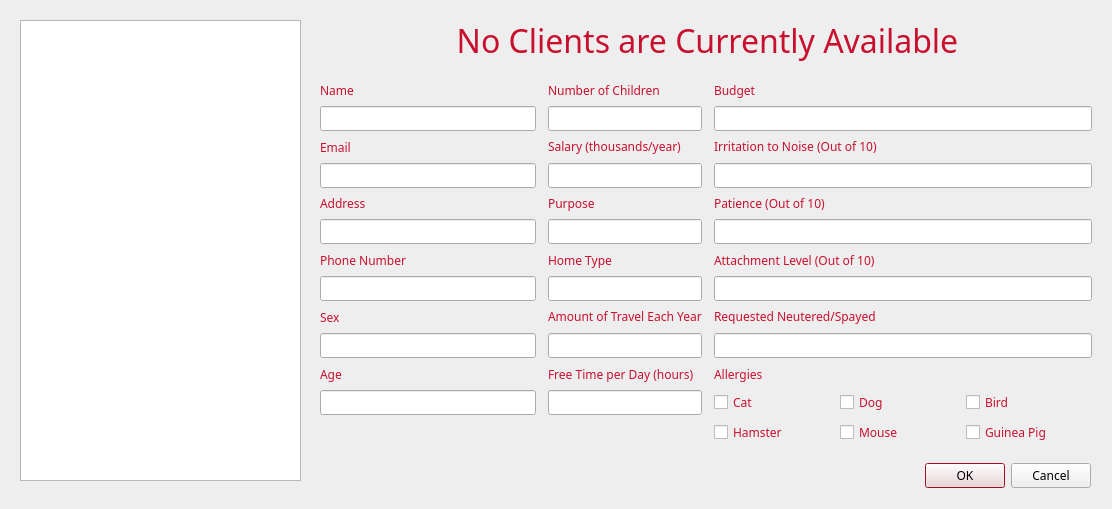
First picture: the form in cuACS/viewclients.ui, repository cameronhawtin/Animal-Farm-cuACS, before the edit.
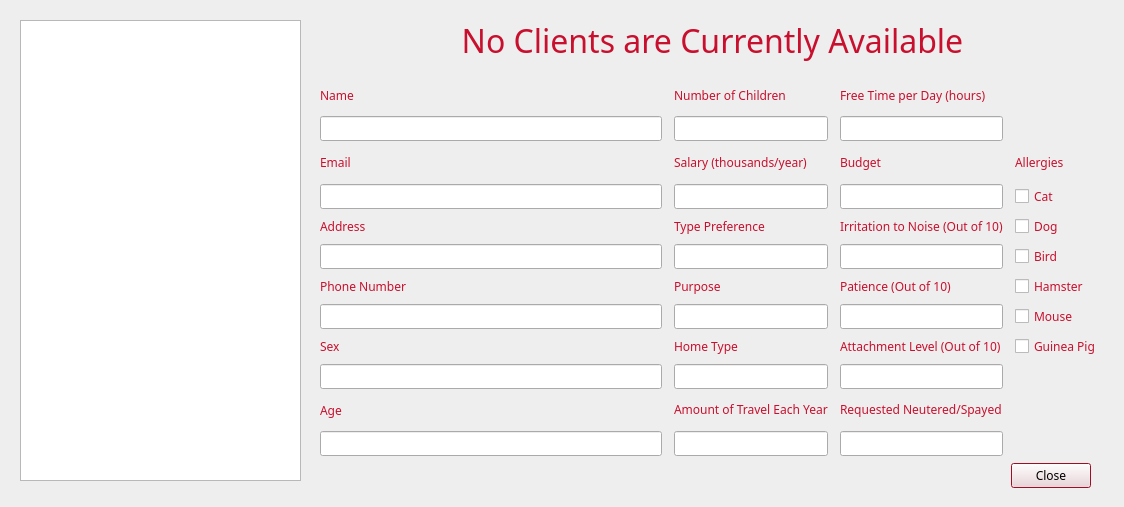
Second picture: the form after the edit.

Diff of the .ui file:
```diff
--- a/cuACS/viewclients.ui
+++ b/cuACS/viewclients.ui
@@ -6,8 +6,8 @@
    <rect>
     <x>0</x>
     <y>0</y>
-    <width>1112</width>
-    <height>509</height>
+    <width>1124</width>
+    <height>507</height>
    </rect>
   </property>
   <property name="palette">
@@ -176,7 +176,7 @@
     <enum>Qt::Horizontal</enum>
    </property>
    <property name="standardButtons">
-    <set>QDialogButtonBox::Cancel|QDialogButtonBox::Ok</set>
+    <set>QDialogButtonBox::Close</set>
    </property>
   </widget>
   <widget class="QListWidget" name="viewClientsListWidget">
@@ -194,60 +194,79 @@
     <rect>
      <x>320</x>
      <y>80</y>
-     <width>772</width>
-     <height>364</height>
+     <width>781</width>
+     <height>376</height>
     </rect>
    </property>
-   <layout class="QGridLayout" name="gridLayout" columnstretch="4,1,7">
+   <layout class="QGridLayout" name="gridLayout" columnstretch="3,0,0,0">
     <property name="horizontalSpacing">
      <number>12</number>
     </property>
-    <item row="2" column="0">
-     <widget class="QLabel" name="nameLabel_4">
-      <property name="enabled">
-       <bool>true</bool>
-      </property>
-      <property name="text">
-       <string>Email</string>
-      </property>
-     </widget>
-    </item>
-    <item row="5" column="1">
-     <widget class="QLineEdit" name="purposeLineEdit"/>
-    </item>
-    <item row="3" column="1">
-     <widget class="QLineEdit" name="salaryLineEdit"/>
-    </item>
     <item row="4" column="1">
-     <widget class="QLabel" name="purposeLabel">
+     <widget class="QLabel" name="typePreferenceLabel">
       <property name="enabled">
        <bool>true</bool>
       </property>
       <property name="text">
-       <string>Purpose</string>
+       <string>&lt;html&gt;&lt;head/&gt;&lt;body&gt;&lt;p&gt;Type Preference&lt;/p&gt;&lt;/body&gt;&lt;/html&gt;</string>
       </property>
      </widget>
     </item>
-    <item row="6" column="2">
-     <widget class="QLabel" name="attachmentLabel">
+    <item row="9" column="2">
+     <widget class="QLineEdit" name="attachmentLineEdit_2"/>
+    </item>
+    <item row="8" column="3">
+     <widget class="QCheckBox" name="guineapigAllergyCheckBox">
       <property name="enabled">
-       <bool>true</bool>
+       <bool>false</bool>
       </property>
       <property name="text">
-       <string>Attachment Level (Out of 10)</string>
+       <string>Guinea Pig</string>
       </property>
      </widget>
     </item>
-    <item row="2" column="2">
-     <widget class="QLabel" name="irritationLabel">
+    <item row="9" column="1">
+     <widget class="QLineEdit" name="homeLineEdit"/>
+    </item>
+    <item row="7" column="1">
+     <widget class="QLineEdit" name="purposeLineEdit"/>
+    </item>
+    <item row="5" column="2">
+     <widget class="QLineEdit" name="irritationLineEdit"/>
+    </item>
+    <item row="1" column="1">
+     <widget class="QLineEdit" name="childrenLineEdit">
       <property name="enabled">
        <bool>true</bool>
       </property>
+     </widget>
+    </item>
+    <item row="5" column="3">
+     <widget class="QCheckBox" name="birdAllergyCheckBox">
+      <property name="enabled">
+       <bool>false</bool>
+      </property>
       <property name="text">
-       <string>&lt;html&gt;&lt;head/&gt;&lt;body&gt;&lt;p&gt;Irritation to Noise (Out of 10)&lt;/p&gt;&lt;/body&gt;&lt;/html&gt;</string>
+       <string>Bird</string>
       </property>
      </widget>
     </item>
+    <item row="1" column="2">
+     <widget class="QLineEdit" name="freeTimeLineEdit"/>
+    </item>
+    <item row="7" column="3">
+     <widget class="QCheckBox" name="mouseAllergyCheckBox">
+      <property name="enabled">
+       <bool>false</bool>
+      </property>
+      <property name="text">
+       <string>Mouse</string>
+      </property>
+     </widget>
+    </item>
+    <item row="11" column="2">
+     <widget class="QLineEdit" name="neuteredLineEdit"/>
+    </item>
     <item row="8" column="0">
      <widget class="QLabel" name="sexLabel_4">
       <property name="enabled">
@@ -258,8 +277,34 @@
       </property>
      </widget>
     </item>
+    <item row="10" column="2">
+     <widget class="QLabel" name="requireLabel">
+      <property name="enabled">
+       <bool>true</bool>
+      </property>
+      <property name="text">
+       <string>&lt;html&gt;&lt;head/&gt;&lt;body&gt;&lt;p&gt;Requested Neutered/Spayed&lt;/p&gt;&lt;/body&gt;&lt;/html&gt;</string>
+      </property>
+     </widget>
+    </item>
+    <item row="3" column="1">
+     <widget class="QLineEdit" name="salaryLineEdit"/>
+    </item>
+    <item row="4" column="3">
+     <widget class="QCheckBox" name="dogAllergyCheckBox">
+      <property name="enabled">
+       <bool>false</bool>
+      </property>
+      <property name="text">
+       <string>Dog</string>
+      </property>
+     </widget>
+    </item>
+    <item row="9" column="0">
+     <widget class="QLineEdit" name="sexLineEdit_2"/>
+    </item>
     <item row="7" column="2">
-     <widget class="QLineEdit" name="attachmentLineEdit_2"/>
+     <widget class="QLineEdit" name="patienceLineEdit"/>
     </item>
     <item row="11" column="0">
      <widget class="QLineEdit" name="ageLineEdit_2">
@@ -268,7 +313,53 @@
       </property>
      </widget>
     </item>
-    <item row="10" column="1">
+    <item row="8" column="2">
+     <widget class="QLabel" name="attachmentLabel">
+      <property name="enabled">
+       <bool>true</bool>
+      </property>
+      <property name="text">
+       <string>Attachment Level (Out of 10)</string>
+      </property>
+     </widget>
+    </item>
+    <item row="5" column="0">
+     <widget class="QLineEdit" name="addressLineEdit"/>
+    </item>
+    <item row="1" column="0">
+     <widget class="QLineEdit" name="nameLineEdit"/>
+    </item>
+    <item row="10" column="0">
+     <widget class="QLabel" name="ageLabel_7">
+      <property name="enabled">
+       <bool>true</bool>
+      </property>
+      <property name="text">
+       <string>Age</string>
+      </property>
+     </widget>
+    </item>
+    <item row="2" column="0">
+     <widget class="QLabel" name="nameLabel_4">
+      <property name="enabled">
+       <bool>true</bool>
+      </property>
+      <property name="text">
+       <string>Email</string>
+      </property>
+     </widget>
+    </item>
+    <item row="2" column="3">
+     <widget class="QLabel" name="allergicLabel_2">
+      <property name="enabled">
+       <bool>true</bool>
+      </property>
+      <property name="text">
+       <string>Allergies</string>
+      </property>
+     </widget>
+    </item>
+    <item row="0" column="2">
      <widget class="QLabel" name="freeTimeLabel">
       <property name="enabled">
        <bool>true</bool>
@@ -278,46 +369,20 @@
       </property>
      </widget>
     </item>
-    <item row="4" column="2">
-     <widget class="QLabel" name="labelPatience">
+    <item row="3" column="0">
+     <widget class="QLineEdit" name="emailLineEdit">
       <property name="enabled">
        <bool>true</bool>
       </property>
-      <property name="text">
-       <string>Patience (Out of 10)</string>
-      </property>
      </widget>
     </item>
-    <item row="3" column="2">
-     <widget class="QLineEdit" name="irritationLineEdit"/>
-    </item>
-    <item row="1" column="2">
-     <widget class="QLineEdit" name="budgetLineEdit">
+    <item row="0" column="0">
+     <widget class="QLabel" name="nameLabel">
       <property name="enabled">
        <bool>true</bool>
       </property>
-     </widget>
-    </item>
-    <item row="11" column="1">
-     <widget class="QLineEdit" name="freeTimeLineEdit"/>
-    </item>
-    <item row="6" column="0">
-     <widget class="QLabel" name="phoneLabel">
-      <property name="enabled">
-       <bool>true</bool>
-      </property>
       <property name="text">
-       <string>Phone Number</string>
-      </property>
-     </widget>
-    </item>
-    <item row="6" column="1">
-     <widget class="QLabel" name="homeTypeLabel">
-      <property name="enabled">
-       <bool>true</bool>
-      </property>
-      <property name="text">
-       <string>Home Type</string>
+       <string>Name</string>
       </property>
      </widget>
     </item>
@@ -331,29 +396,13 @@
       </property>
      </widget>
     </item>
-    <item row="0" column="2">
-     <widget class="QLabel" name="budgetLabel">
+    <item row="3" column="2">
+     <widget class="QLineEdit" name="budgetLineEdit">
       <property name="enabled">
        <bool>true</bool>
       </property>
-      <property name="text">
-       <string>Budget</string>
-      </property>
      </widget>
     </item>
-    <item row="8" column="2">
-     <widget class="QLabel" name="requireLabel">
-      <property name="enabled">
-       <bool>true</bool>
-      </property>
-      <property name="text">
-       <string>&lt;html&gt;&lt;head/&gt;&lt;body&gt;&lt;p&gt;Requested Neutered/Spayed&lt;/p&gt;&lt;/body&gt;&lt;/html&gt;</string>
-      </property>
-     </widget>
-    </item>
-    <item row="7" column="1">
-     <widget class="QLineEdit" name="homeLineEdit"/>
-    </item>
     <item row="4" column="0">
      <widget class="QLabel" name="addressLabel">
       <property name="enabled">
@@ -364,53 +413,6 @@
       </property>
      </widget>
     </item>
-    <item row="11" column="2">
-     <layout class="QHBoxLayout" name="horizontalLayout">
-      <item>
-       <widget class="QCheckBox" name="catAllergyCheckBox">
-        <property name="enabled">
-         <bool>false</bool>
-        </property>
-        <property name="text">
-         <string>Cat</string>
-        </property>
-       </widget>
-      </item>
-      <item>
-       <widget class="QCheckBox" name="dogAllergyCheckBox">
-        <property name="enabled">
-         <bool>false</bool>
-        </property>
-        <property name="text">
-         <string>Dog</string>
-        </property>
-       </widget>
-      </item>
-      <item>
-       <widget class="QCheckBox" name="birdAllergyCheckBox">
-        <property name="enabled">
-         <bool>false</bool>
-        </property>
-        <property name="text">
-         <string>Bird</string>
-        </property>
-       </widget>
-      </item>
-     </layout>
-    </item>
-    <item row="8" column="1">
-     <widget class="QLabel" name="travelLabel">
-      <property name="enabled">
-       <bool>true</bool>
-      </property>
-      <property name="text">
-       <string>&lt;html&gt;&lt;head/&gt;&lt;body&gt;&lt;p&gt;Amount of Travel Each Year&lt;/p&gt;&lt;/body&gt;&lt;/html&gt;</string>
-      </property>
-     </widget>
-    </item>
-    <item row="9" column="2">
-     <widget class="QLineEdit" name="neuteredLineEdit"/>
-    </item>
     <item row="2" column="1">
      <widget class="QLabel" name="salaryLabel">
       <property name="enabled">
@@ -421,101 +423,104 @@
       </property>
      </widget>
     </item>
-    <item row="10" column="2">
-     <widget class="QLabel" name="allergicLabel_2">
-      <property name="enabled">
-       <bool>true</bool>
-      </property>
-      <property name="text">
-       <string>Allergies</string>
-      </property>
-     </widget>
-    </item>
-    <item row="9" column="1">
-     <widget class="QLineEdit" name="travelLineEdit"/>
-    </item>
     <item row="7" column="0">
      <widget class="QLineEdit" name="phoneLineEdit"/>
     </item>
-    <item row="10" column="0">
-     <widget class="QLabel" name="ageLabel_7">
+    <item row="4" column="2">
+     <widget class="QLabel" name="irritationLabel">
       <property name="enabled">
        <bool>true</bool>
       </property>
       <property name="text">
-       <string>Age</string>
+       <string>&lt;html&gt;&lt;head/&gt;&lt;body&gt;&lt;p&gt;Irritation to Noise (Out of 10)&lt;/p&gt;&lt;/body&gt;&lt;/html&gt;</string>
       </property>
      </widget>
     </item>
-    <item row="1" column="1">
-     <widget class="QLineEdit" name="childrenLineEdit">
+    <item row="8" column="1">
+     <widget class="QLabel" name="homeTypeLabel">
       <property name="enabled">
        <bool>true</bool>
       </property>
+      <property name="text">
+       <string>Home Type</string>
+      </property>
      </widget>
     </item>
-    <item row="3" column="0">
-     <widget class="QLineEdit" name="emailLineEdit">
+    <item row="2" column="2">
+     <widget class="QLabel" name="budgetLabel">
       <property name="enabled">
        <bool>true</bool>
       </property>
+      <property name="text">
+       <string>Budget</string>
+      </property>
      </widget>
     </item>
-    <item row="5" column="2">
-     <widget class="QLineEdit" name="patienceLineEdit"/>
+    <item row="6" column="0">
+     <widget class="QLabel" name="phoneLabel">
+      <property name="enabled">
+       <bool>true</bool>
+      </property>
+      <property name="text">
+       <string>Phone Number</string>
+      </property>
+     </widget>
     </item>
-    <item row="1" column="0">
-     <widget class="QLineEdit" name="nameLineEdit"/>
+    <item row="11" column="1">
+     <widget class="QLineEdit" name="travelLineEdit"/>
     </item>
-    <item row="5" column="0">
-     <widget class="QLineEdit" name="addressLineEdit"/>
+    <item row="5" column="1">
+     <widget class="QLineEdit" name="typePreferenceLineEdit"/>
     </item>
-    <item row="0" column="0">
-     <widget class="QLabel" name="nameLabel">
+    <item row="6" column="2">
+     <widget class="QLabel" name="labelPatience">
       <property name="enabled">
        <bool>true</bool>
       </property>
       <property name="text">
-       <string>Name</string>
+       <string>Patience (Out of 10)</string>
       </property>
      </widget>
     </item>
-    <item row="9" column="0">
-     <widget class="QLineEdit" name="sexLineEdit_2"/>
+    <item row="10" column="1">
+     <widget class="QLabel" name="travelLabel">
+      <property name="enabled">
+       <bool>true</bool>
+      </property>
+      <property name="text">
+       <string>&lt;html&gt;&lt;head/&gt;&lt;body&gt;&lt;p&gt;Amount of Travel Each Year&lt;/p&gt;&lt;/body&gt;&lt;/html&gt;</string>
+      </property>
+     </widget>
     </item>
-    <item row="12" column="2">
-     <layout class="QHBoxLayout" name="horizontalLayout_2">
-      <item>
-       <widget class="QCheckBox" name="hamsterAllergyCheckBox">
-        <property name="enabled">
-         <bool>false</bool>
-        </property>
-        <property name="text">
-         <string>Hamster</string>
-        </property>
-       </widget>
-      </item>
-      <item>
-       <widget class="QCheckBox" name="mouseAllergyCheckBox">
-        <property name="enabled">
-         <bool>false</bool>
-        </property>
-        <property name="text">
-         <string>Mouse</string>
-        </property>
-       </widget>
-      </item>
-      <item>
-       <widget class="QCheckBox" name="guineapigAllergyCheckBox">
-        <property name="enabled">
-         <bool>false</bool>
-        </property>
-        <property name="text">
-         <string>Guinea Pig</string>
-        </property>
-       </widget>
-      </item>
-     </layout>
+    <item row="3" column="3">
+     <widget class="QCheckBox" name="catAllergyCheckBox">
+      <property name="enabled">
+       <bool>false</bool>
+      </property>
+      <property name="text">
+       <string>Cat</string>
+      </property>
+     </widget>
+    </item>
+    <item row="6" column="1">
+     <widget class="QLabel" name="purposeLabel">
+      <property name="enabled">
+       <bool>true</bool>
+      </property>
+      <property name="text">
+       <string>Purpose</string>
+      </property>
+     </widget>
+    </item>
+    <item row="6" column="3">
+     <widget class="QCheckBox" name="hamsterAllergyCheckBox">
+      <property name="enabled">
+       <bool>false</bool>
+      </property>
+      <property name="text">
+       <string>Hamster</string>
+      </property>
+     </widget>
     </item>
    </layout>
   </widget>
@@ -524,7 +529,7 @@
     <rect>
      <x>322</x>
      <y>10</y>
-     <width>771</width>
+     <width>781</width>
      <height>61</height>
     </rect>
    </property>
```
